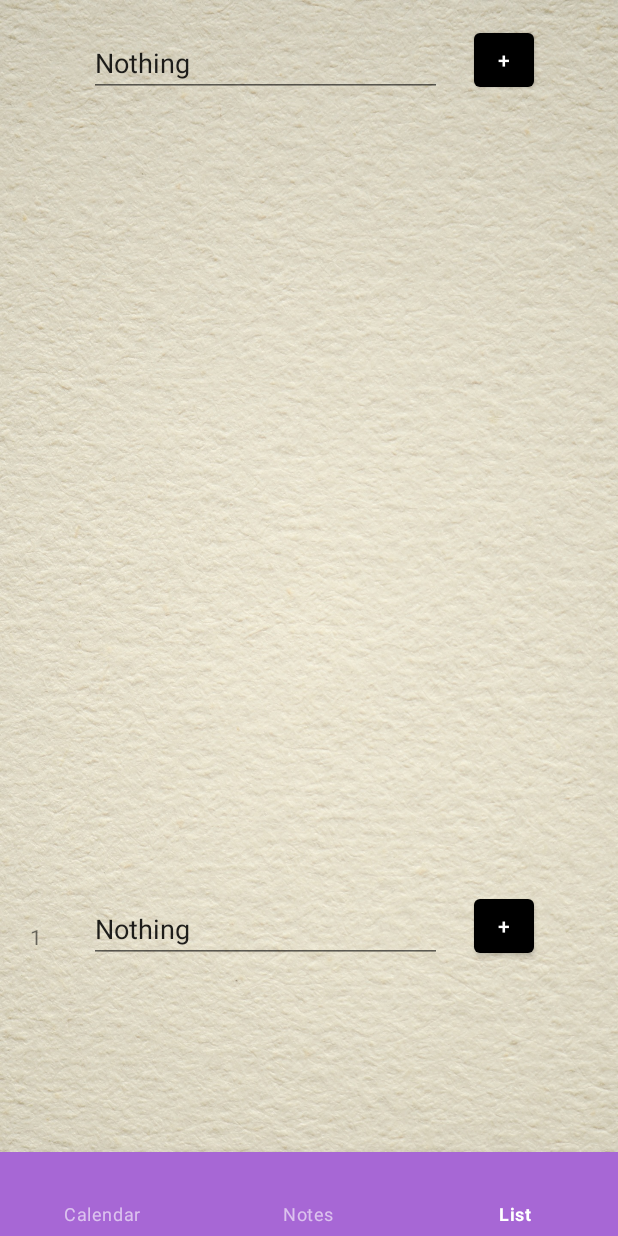
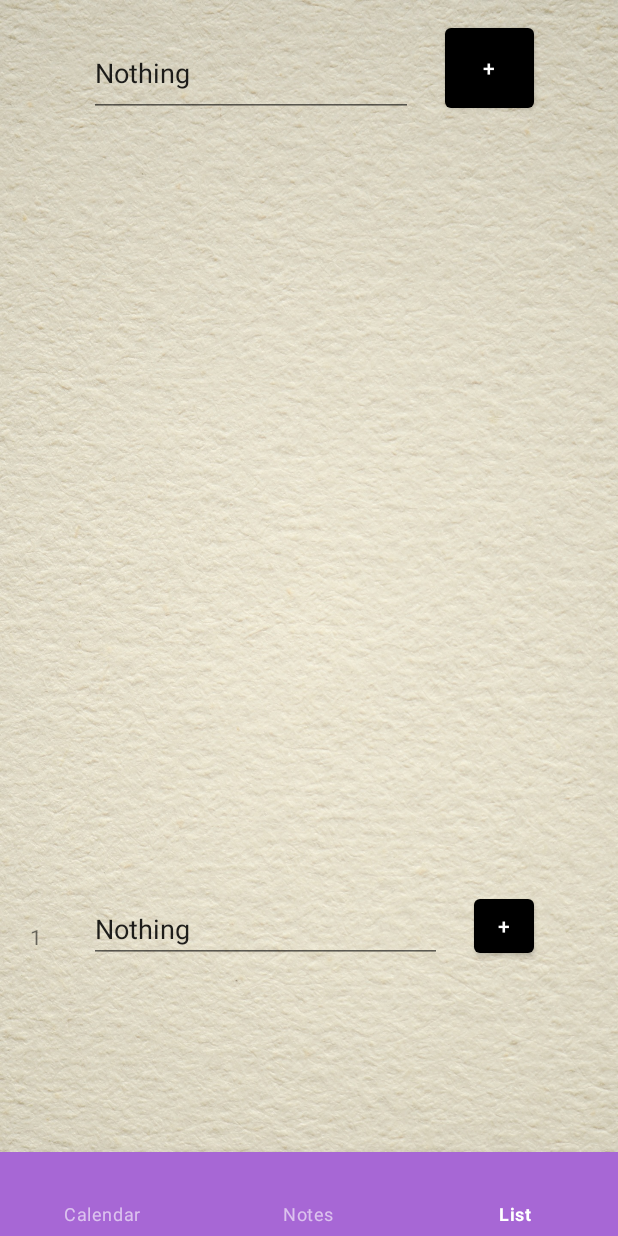
Before and after one commit to Lirika19/Practic, an Android app: the ListFragment screen opened through its navigation route, on a phone screen of 412 x 824 dp. Run offline under Robolectric (Android 15) with nearby library versions, the phone set to English and light mode, and no system bars; our stand-ins replace Room's generated code, data binding, navigation-ui.

Commit message:
1.2 Todo UI + DB

```diff
--- a/app/src/main/java/com/pop/practic/ui/list/adapters/ToDoAdapter.java
+++ b/app/src/main/java/com/pop/practic/ui/list/adapters/ToDoAdapter.java
@@ -8,7 +8,6 @@ import android.view.ViewGroup;
 import android.widget.Button;
 import android.widget.EditText;
 import android.widget.TextView;
-import android.widget.Toast;
 
 import androidx.annotation.NonNull;
 import androidx.recyclerview.widget.RecyclerView;
@@ -29,20 +28,16 @@ public class ToDoAdapter extends RecyclerView.Adapter<ToDoAdapter.ViewHolder> {
     public ToDoAdapter(Repository repository) {
         todo = repository.getToDoRefDB().todorefDAO().getAll();
         this.repository = repository;
-        repository.getToDoRefDB().todorefDAO().getAll().get(0);
-        Log.i("HELP", "ToDoAdapter: " + repository.getToDoRefDB().todorefDAO().getAll().get(0));
     }
 
     public static class ViewHolder extends RecyclerView.ViewHolder {
         private final TextView getTextView;
         private final TextView textView;
         private final Button button;
-        private final EditText editText;
         private Repository repository;
 
         public ViewHolder(View view) {
             super(view);
-            editText = view.findViewById(R.id.item_row_todo_edit_text);
             button = view.findViewById(R.id.item_row_todo_button);
             getTextView = view.findViewById(R.id.item_row_todo_edit_text);
             textView = view.findViewById(R.id.textViewtodo);
@@ -76,32 +71,44 @@ public class ToDoAdapter extends RecyclerView.Adapter<ToDoAdapter.ViewHolder> {
     @Override
     public void onBindViewHolder(ViewHolder viewHolder, int position) {
         viewHolder.getGetTextView().setText(todo.get(position).title);
-        viewHolder.getTextView().setText(String.valueOf(position+1));
+        viewHolder.getButton().setVisibility(View.INVISIBLE);
+        viewHolder.getTextView().setText(String.valueOf(position));
         Log.i("HELP", "ToDoAdapter: " + todo.get(position).title);
 
-        if (position +1 == todo.size()) {
+        if (position+1==todo.size()) {
             viewHolder.getTextView().setVisibility(View.INVISIBLE);
             viewHolder.getButton().setVisibility(View.VISIBLE);
+            viewHolder.getGetTextView().setEnabled(true);
             viewHolder.getButton().setOnClickListener(view -> {
-              //  if(editText.getText().toString().equals("")){
-          //          Toast.makeText(context, "Пустое поле!", Toast.LENGTH_SHORT).show();
-              //  }else{
-                    ToDoRef todoref = new ToDoRef();
-                    todoref.title = (String) viewHolder.getTextView().getText().toString();
-                    repository.getToDoRefDB().todorefDAO().insertAll(todoref);
-                    repository.getToDoRefDB().todorefDAO().updateUsers();
-            //        Toast.makeText(context, "Cохранено!", Toast.LENGTH_SHORT).show();
-              //  }
+                ToDoRef todoref = todo.get(position);
+                todoref.title = (String) viewHolder.getGetTextView().getText().toString();
 
-
+                repository.getToDoRefDB().todorefDAO().updateUsers(todoref);
+                todoref = new ToDoRef();
+                todoref.title = "";
+                repository.getToDoRefDB().todorefDAO().insertAll(todoref);
+                updateAdapter(todo);
+            });
+        }
+        else
+        {
+            viewHolder.getButton().setVisibility(View.VISIBLE);
+            viewHolder.getGetTextView().setEnabled(false);
+            viewHolder.getButton().setOnClickListener(view -> {
+                repository.getToDoRefDB().todorefDAO().deleteNote(todo.get(position));
+                updateAdapter(todo);
+                notifyItemChanged(position);
             });
         }
 
     }
-    public void updateAdapter(List<ToDoRef> newList){
-       todo.clear();
-       todo.addAll(newList);
+
+    public void updateAdapter(List<ToDoRef> newList) {
+        todo.clear();
+        todo.addAll(repository.getToDoRefDB().todorefDAO().getAll());
+        notifyDataSetChanged();
     }
+
     @Override
     public int getItemCount() {
         return todo.size();
--- a/app/src/main/res/layout/shape_todolist_fragment.xml
+++ b/app/src/main/res/layout/shape_todolist_fragment.xml
@@ -1,12 +1,10 @@
 <?xml version="1.0" encoding="utf-8"?>
-<RelativeLayout xmlns:android="http://schemas.android.com/apk/res/android"
+<androidx.constraintlayout.widget.ConstraintLayout xmlns:android="http://schemas.android.com/apk/res/android"
+    xmlns:app="http://schemas.android.com/apk/res-auto"
+    xmlns:tools="http://schemas.android.com/tools"
+    android:id="@+id/relativeLayout"
     android:layout_width="match_parent"
-    android:layout_height="match_parent" >
-
-
-    <LinearLayout
-        android:id="@+id/linearLayout"
-        android:layout_height="wrap_content" android:layout_width="match_parent">
+    android:layout_height="wrap_content">
 
 
     <TextView
@@ -14,32 +12,42 @@
         android:layout_width="wrap_content"
         android:layout_height="48dp"
         android:layout_marginStart="20dp"
-            android:layout_marginTop="23dp"
+        android:layout_marginLeft="20dp"
+        android:layout_marginTop="37dp"
         android:layout_marginEnd="31dp"
-            android:layout_marginBottom="660dp"
-            android:text="1" />
+        android:layout_marginRight="31dp"
+        android:text="1"
+        app:layout_constraintEnd_toStartOf="@+id/item_row_todo_edit_text"
+        app:layout_constraintStart_toStartOf="parent"
+        app:layout_constraintTop_toTopOf="parent" />
 
     <com.google.android.material.textfield.TextInputEditText
         android:id="@+id/item_row_todo_edit_text"
-            android:layout_width="235dp"
-            android:layout_height="41dp"
-            android:layout_marginStart="0dp"
-            android:layout_marginTop="23dp"
+        android:layout_width="0dp"
+        android:layout_height="0dp"
+        android:layout_marginTop="7dp"
         android:layout_marginEnd="21dp"
-            android:layout_marginBottom="667dp"
+        android:layout_marginRight="21dp"
+        android:layout_marginBottom="7dp"
         android:maxWidth="200dp"
         android:minWidth="150dp"
-            android:minHeight="48dp" />
+        android:minHeight="48dp"
+        app:layout_constraintBottom_toBottomOf="parent"
+        app:layout_constraintEnd_toStartOf="@+id/item_row_todo_button"
+        app:layout_constraintStart_toEndOf="@+id/textViewtodo"
+        app:layout_constraintTop_toTopOf="@+id/item_row_todo_button" />
 
     <com.google.android.material.button.MaterialButton
         android:id="@+id/item_row_todo_button"
-            android:layout_width="40dp"
-            android:layout_height="48dp"
-            android:layout_marginStart="0dp"
-            android:layout_marginTop="16dp"
-            android:layout_marginBottom="667dp"
+        android:layout_width="59dp"
+        android:layout_height="65dp"
+        android:layout_marginEnd="56dp"
+        android:layout_marginBottom="7dp"
         android:text="+"
-            android:visibility="visible" />
+        android:visibility="visible"
+        app:layout_constraintBottom_toBottomOf="parent"
+        app:layout_constraintEnd_toEndOf="parent"
+        app:layout_constraintStart_toEndOf="@+id/item_row_todo_edit_text" />
 
-    </LinearLayout>
-</RelativeLayout>
+
+</androidx.constraintlayout.widget.ConstraintLayout>
```
Lines whose indentation alone changed are shown as unchanged.
